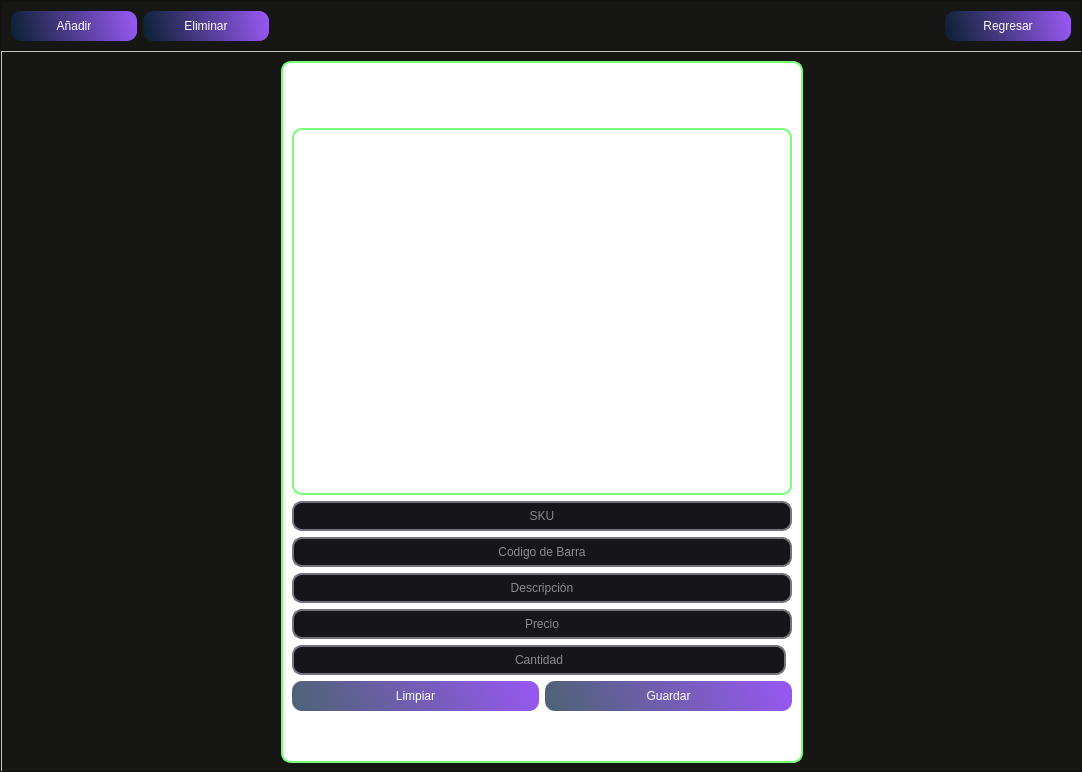
Qt form Sistema de control de inventario/Qt designer/8.Productos.ui (Xoserius/Sistema_de_control_de_inventario) before a commit.
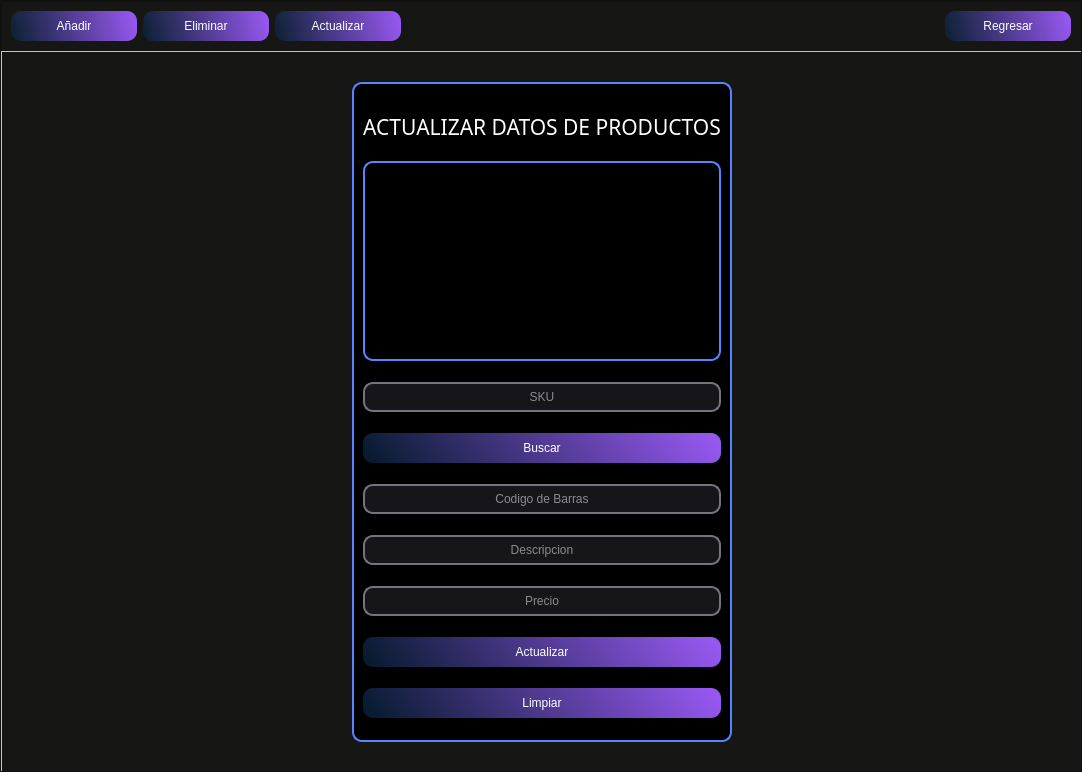
The same form after that commit. Icons and pictures are not drawn.

The edit to the form file:
```diff
--- a/Sistema de control de inventario/Qt designer/8.Productos.ui
+++ b/Sistema de control de inventario/Qt designer/8.Productos.ui
@@ -135,6 +135,22 @@
             </property>
            </widget>
           </item>
+          <item>
+           <widget class="QPushButton" name="pushButton_actualizar">
+            <property name="minimumSize">
+             <size>
+              <width>126</width>
+              <height>30</height>
+             </size>
+            </property>
+            <property name="styleSheet">
+             <string notr="true"/>
+            </property>
+            <property name="text">
+             <string>Actualizar</string>
+            </property>
+           </widget>
+          </item>
           <item>
            <spacer name="horizontalSpacer_4">
             <property name="orientation">
@@ -196,8 +212,11 @@
 }
 
 QTableWidget{
-
-
+background-color: rgb(255, 255, 255);
+	color: rgb(0, 0, 0);
+	gridline-color: rgb(206, 0, 55);
+font-size: 12px;
+color: #000000;
 }
 
 QHeaderView::section {
@@ -210,7 +229,7 @@
 
 }
 
-I
+
 
 QTableWidget QTableCornerButton::section {
 
@@ -254,7 +273,7 @@
              <string notr="true"/>
             </property>
             <property name="currentIndex">
-             <number>1</number>
+             <number>2</number>
             </property>
             <widget class="QWidget" name="page_eliminar">
              <property name="styleSheet">
@@ -570,7 +589,7 @@
                 <property name="maximumSize">
                  <size>
                   <width>16777215</width>
-                  <height>16777215</height>
+                  <height>660</height>
                  </size>
                 </property>
                 <property name="styleSheet">
@@ -636,9 +655,9 @@
                 </property>
                 <layout class="QGridLayout" name="gridLayout">
                  <property name="bottomMargin">
-                  <number>50</number>
+                  <number>10</number>
                  </property>
-                 <item row="2" column="0" colspan="2">
+                 <item row="6" column="0" colspan="2">
                   <widget class="QLineEdit" name="lineEdit_Sku_anadir">
                    <property name="minimumSize">
                     <size>
@@ -654,7 +673,23 @@
                    </property>
                   </widget>
                  </item>
-                 <item row="7" column="0" colspan="2">
+                 <item row="3" column="0" colspan="2">
+                  <widget class="QLabel" name="label_imagendeusuarios_1">
+                   <property name="minimumSize">
+                    <size>
+                     <width>77</width>
+                     <height>280</height>
+                    </size>
+                   </property>
+                   <property name="styleSheet">
+                    <string notr="true">border-image: url(:/Usuario/6326055.png);</string>
+                   </property>
+                   <property name="text">
+                    <string/>
+                   </property>
+                  </widget>
+                 </item>
+                 <item row="12" column="0" colspan="2">
                   <layout class="QHBoxLayout" name="horizontalLayout_9">
                    <item>
                     <widget class="QPushButton" name="pushButton_limpiar_registrodeusuario">
@@ -692,55 +727,7 @@
                    </item>
                   </layout>
                  </item>
-                 <item row="1" column="0" colspan="2">
-                  <widget class="QLabel" name="label_imagendeusuarios_1">
-                   <property name="minimumSize">
-                    <size>
-                     <width>77</width>
-                     <height>280</height>
-                    </size>
-                   </property>
-                   <property name="styleSheet">
-                    <string notr="true">border-image: url(:/Usuario/6326055.png);</string>
-                   </property>
-                   <property name="text">
-                    <string/>
-                   </property>
-                  </widget>
-                 </item>
-                 <item row="6" column="0">
-                  <widget class="QLineEdit" name="lineEdit_cant_anadir">
-                   <property name="minimumSize">
-                    <size>
-                     <width>0</width>
-                     <height>30</height>
-                    </size>
-                   </property>
-                   <property name="alignment">
-                    <set>Qt::AlignCenter</set>
-                   </property>
-                   <property name="placeholderText">
-                    <string>Cantidad</string>
-                   </property>
-                  </widget>
-                 </item>
-                 <item row="5" column="0" colspan="2">
-                  <widget class="QLineEdit" name="lineEdit_precio_anadir">
-                   <property name="minimumSize">
-                    <size>
-                     <width>0</width>
-                     <height>30</height>
-                    </size>
-                   </property>
-                   <property name="alignment">
-                    <set>Qt::AlignCenter</set>
-                   </property>
-                   <property name="placeholderText">
-                    <string>Precio</string>
-                   </property>
-                  </widget>
-                 </item>
-                 <item row="4" column="0" colspan="2">
+                 <item row="9" column="0" colspan="2">
                   <widget class="QLineEdit" name="lineEdit_descripcion_anadir">
                    <property name="minimumSize">
                     <size>
@@ -756,7 +743,23 @@
                    </property>
                   </widget>
                  </item>
-                 <item row="3" column="0" colspan="2">
+                 <item row="10" column="0" colspan="2">
+                  <widget class="QLineEdit" name="lineEdit_precio_anadir">
+                   <property name="minimumSize">
+                    <size>
+                     <width>0</width>
+                     <height>30</height>
+                    </size>
+                   </property>
+                   <property name="alignment">
+                    <set>Qt::AlignCenter</set>
+                   </property>
+                   <property name="placeholderText">
+                    <string>Precio</string>
+                   </property>
+                  </widget>
+                 </item>
+                 <item row="8" column="0" colspan="2">
                   <widget class="QLineEdit" name="lineEdit_codigodebarra_anadir">
                    <property name="minimumSize">
                     <size>
@@ -775,7 +778,7 @@
                    </property>
                   </widget>
                  </item>
-                 <item row="0" column="0" colspan="2">
+                 <item row="1" column="0" colspan="2">
                   <widget class="QLabel" name="label_registrodeusuario">
                    <property name="minimumSize">
                     <size>
@@ -803,13 +806,94 @@
 border:0px;</string>
                    </property>
                    <property name="text">
-                    <string>AÑADIR PRODUCTO</string>
+                    <string>AÑADIR NUEVO PRODUCTO</string>
                    </property>
                    <property name="alignment">
                     <set>Qt::AlignCenter</set>
                    </property>
                   </widget>
                  </item>
+                 <item row="11" column="0" colspan="2">
+                  <widget class="QLineEdit" name="lineEdit_cant_anadir">
+                   <property name="minimumSize">
+                    <size>
+                     <width>0</width>
+                     <height>30</height>
+                    </size>
+                   </property>
+                   <property name="alignment">
+                    <set>Qt::AlignCenter</set>
+                   </property>
+                   <property name="placeholderText">
+                    <string>Cantidad</string>
+                   </property>
+                  </widget>
+                 </item>
+                 <item row="7" column="0" colspan="2">
+                  <widget class="QPushButton" name="pushButton_buscar_anadir">
+                   <property name="minimumSize">
+                    <size>
+                     <width>0</width>
+                     <height>30</height>
+                    </size>
+                   </property>
+                   <property name="text">
+                    <string>Buscar</string>
+                   </property>
+                  </widget>
+                 </item>
+                 <item row="4" column="1">
+                  <spacer name="verticalSpacer_4">
+                   <property name="orientation">
+                    <enum>Qt::Vertical</enum>
+                   </property>
+                   <property name="sizeHint" stdset="0">
+                    <size>
+                     <width>20</width>
+                     <height>40</height>
+                    </size>
+                   </property>
+                  </spacer>
+                 </item>
+                 <item row="4" column="0">
+                  <spacer name="verticalSpacer_5">
+                   <property name="orientation">
+                    <enum>Qt::Vertical</enum>
+                   </property>
+                   <property name="sizeHint" stdset="0">
+                    <size>
+                     <width>20</width>
+                     <height>40</height>
+                    </size>
+                   </property>
+                  </spacer>
+                 </item>
+                 <item row="2" column="0" colspan="2">
+                  <spacer name="horizontalSpacer_2">
+                   <property name="orientation">
+                    <enum>Qt::Horizontal</enum>
+                   </property>
+                   <property name="sizeHint" stdset="0">
+                    <size>
+                     <width>40</width>
+                     <height>20</height>
+                    </size>
+                   </property>
+                  </spacer>
+                 </item>
+                 <item row="0" column="0" colspan="2">
+                  <spacer name="horizontalSpacer_3">
+                   <property name="orientation">
+                    <enum>Qt::Horizontal</enum>
+                   </property>
+                   <property name="sizeHint" stdset="0">
+                    <size>
+                     <width>40</width>
+                     <height>20</height>
+                    </size>
+                   </property>
+                  </spacer>
+                 </item>
                 </layout>
                </widget>
               </item>
@@ -828,6 +912,291 @@
               </item>
              </layout>
             </widget>
+            <widget class="QWidget" name="page_actualizardatos">
+             <layout class="QHBoxLayout" name="horizontalLayout_2">
+              <property name="topMargin">
+               <number>30</number>
+              </property>
+              <property name="bottomMargin">
+               <number>30</number>
+              </property>
+              <item>
+               <spacer name="horizontalSpacer_5">
+                <property name="orientation">
+                 <enum>Qt::Horizontal</enum>
+                </property>
+                <property name="sizeHint" stdset="0">
+                 <size>
+                  <width>337</width>
+                  <height>20</height>
+                 </size>
+                </property>
+               </spacer>
+              </item>
+              <item>
+               <widget class="QFrame" name="frame_actualizardatos_prod">
+                <property name="enabled">
+                 <bool>true</bool>
+                </property>
+                <property name="minimumSize">
+                 <size>
+                  <width>370</width>
+                  <height>640</height>
+                 </size>
+                </property>
+                <property name="maximumSize">
+                 <size>
+                  <width>16777215</width>
+                  <height>16777215</height>
+                 </size>
+                </property>
+                <property name="styleSheet">
+                 <string notr="true">QLineEdit{
+background-color: rgb(22, 22, 26);
+border-radius: 10px;
+font: 12pt &quot;SansSerif&quot;;
+color: rgb(255, 255, 254);
+border: 2px solid rgb(114, 117, 126);}
+
+QLineEdit:hover{
+background-color: rgb(22, 22, 26);
+border-radius: 10px;
+font: 12pt &quot;Sans Serif&quot;;
+border: 2px solid rgb(44, 182, 125); }
+
+QLineEdit:focus {
+background-color: rgb(1, 1, 1);
+border-radius:10px;
+font: 12pt &quot;Sans Serif&quot;;
+border: 2px solid rgb(127, 90, 240);
+}
+
+QPushButton{
+background-color: qlineargradient(spread:reflect, x1:0, y1:0.562273, x2:1, y2:0.5, stop:0 rgba(11, 38, 67, 184), stop: 1 rgba(150, 88, 240, 255));
+border-radius: 10px;
+font: 12pt &quot;Sans Serif&quot;;
+color: rgb(255, 255, 254); }
+
+QPushButton:hover{
+background-color: qlineargradient(spread:reflect, x1:0, y1:0.562273, x2:0.949, y2:0.545455, stop: 0 rgba(11, 38, 67, 184), stop:1 rgba(88, 240, 171, 255));
+border-radius:10px;
+font: 12pt &quot;Sans Serif&quot;;
+color: rgb(255, 255, 254);
+}
+
+QComboBox{
+background-color: rgb(22, 22, 26);
+border-radius: 10px;
+font: 12pt &quot;SansSerif&quot;;
+color: rgb(255, 255, 254);
+border: 2px solid rgb(114, 117, 126);}
+
+QComboBox:hover{
+background-color: rgb(22, 22, 26);
+border-radius: 10px;
+font: 12pt &quot;Sans Serif&quot;;
+border: 2px solid rgb(44, 182, 125); }
+
+QFrame{
+background-color: rgb(0,0,0);
+border-radius: 10px;
+border: 2px solid rgb(84, 135, 255)
+
+}
+
+
+
+
+</string>
+                </property>
+                <property name="frameShape">
+                 <enum>QFrame::StyledPanel</enum>
+                </property>
+                <property name="frameShadow">
+                 <enum>QFrame::Raised</enum>
+                </property>
+                <layout class="QVBoxLayout" name="verticalLayout_4">
+                 <property name="spacing">
+                  <number>0</number>
+                 </property>
+                 <property name="bottomMargin">
+                  <number>0</number>
+                 </property>
+                 <item>
+                  <widget class="QLabel" name="label_actualizarprod">
+                   <property name="maximumSize">
+                    <size>
+                     <width>16777215</width>
+                     <height>26</height>
+                    </size>
+                   </property>
+                   <property name="font">
+                    <font>
+                     <family>Impact</family>
+                     <pointsize>16</pointsize>
+                    </font>
+                   </property>
+                   <property name="styleSheet">
+                    <string notr="true">color: rgb(255, 255, 255);
+
+border-radius: 0px;
+
+border:0px;</string>
+                   </property>
+                   <property name="text">
+                    <string>ACTUALIZAR DATOS DE PRODUCTOS</string>
+                   </property>
+                   <property name="alignment">
+                    <set>Qt::AlignCenter</set>
+                   </property>
+                  </widget>
+                 </item>
+                 <item>
+                  <widget class="QLabel" name="label_img_prod">
+                   <property name="minimumSize">
+                    <size>
+                     <width>200</width>
+                     <height>200</height>
+                    </size>
+                   </property>
+                   <property name="maximumSize">
+                    <size>
+                     <width>16777215</width>
+                     <height>200</height>
+                    </size>
+                   </property>
+                   <property name="whatsThis">
+                    <string/>
+                   </property>
+                   <property name="styleSheet">
+                    <string notr="true">border-image: url(:/Usuario/6326055.png);</string>
+                   </property>
+                   <property name="text">
+                    <string/>
+                   </property>
+                  </widget>
+                 </item>
+                 <item>
+                  <widget class="QLineEdit" name="lineEdit_skubuscar_actualizar">
+                   <property name="minimumSize">
+                    <size>
+                     <width>200</width>
+                     <height>30</height>
+                    </size>
+                   </property>
+                   <property name="alignment">
+                    <set>Qt::AlignCenter</set>
+                   </property>
+                   <property name="placeholderText">
+                    <string>SKU</string>
+                   </property>
+                  </widget>
+                 </item>
+                 <item>
+                  <widget class="QPushButton" name="pushButton_buscar_sku">
+                   <property name="minimumSize">
+                    <size>
+                     <width>130</width>
+                     <height>30</height>
+                    </size>
+                   </property>
+                   <property name="text">
+                    <string>Buscar</string>
+                   </property>
+                  </widget>
+                 </item>
+                 <item>
+                  <widget class="QLineEdit" name="lineEdit_cb_actualizar">
+                   <property name="minimumSize">
+                    <size>
+                     <width>0</width>
+                     <height>30</height>
+                    </size>
+                   </property>
+                   <property name="alignment">
+                    <set>Qt::AlignCenter</set>
+                   </property>
+                   <property name="placeholderText">
+                    <string>Codigo de Barras</string>
+                   </property>
+                  </widget>
+                 </item>
+                 <item>
+                  <widget class="QLineEdit" name="lineEdit_descrp_actualizar">
+                   <property name="minimumSize">
+                    <size>
+                     <width>0</width>
+                     <height>30</height>
+                    </size>
+                   </property>
+                   <property name="alignment">
+                    <set>Qt::AlignCenter</set>
+                   </property>
+                   <property name="placeholderText">
+                    <string>Descripcion</string>
+                   </property>
+                  </widget>
+                 </item>
+                 <item>
+                  <widget class="QLineEdit" name="lineEdit_precio_actualizar">
+                   <property name="minimumSize">
+                    <size>
+                     <width>0</width>
+                     <height>30</height>
+                    </size>
+                   </property>
+                   <property name="alignment">
+                    <set>Qt::AlignCenter</set>
+                   </property>
+                   <property name="placeholderText">
+                    <string>Precio</string>
+                   </property>
+                  </widget>
+                 </item>
+                 <item>
+                  <widget class="QPushButton" name="pushButton_actualizar_prod">
+                   <property name="minimumSize">
+                    <size>
+                     <width>130</width>
+                     <height>30</height>
+                    </size>
+                   </property>
+                   <property name="text">
+                    <string>Actualizar</string>
+                   </property>
+                  </widget>
+                 </item>
+                 <item>
+                  <widget class="QPushButton" name="pushButton_limpiar_actualizar">
+                   <property name="minimumSize">
+                    <size>
+                     <width>0</width>
+                     <height>30</height>
+                    </size>
+                   </property>
+                   <property name="text">
+                    <string>Limpiar</string>
+                   </property>
+                  </widget>
+                 </item>
+                </layout>
+               </widget>
+              </item>
+              <item>
+               <spacer name="horizontalSpacer_6">
+                <property name="orientation">
+                 <enum>Qt::Horizontal</enum>
+                </property>
+                <property name="sizeHint" stdset="0">
+                 <size>
+                  <width>337</width>
+                  <height>20</height>
+                 </size>
+                </property>
+               </spacer>
+              </item>
+             </layout>
+            </widget>
            </widget>
           </item>
          </layout>
```
Left out of the diff: 218 changed lines with no effect on the pictures.
